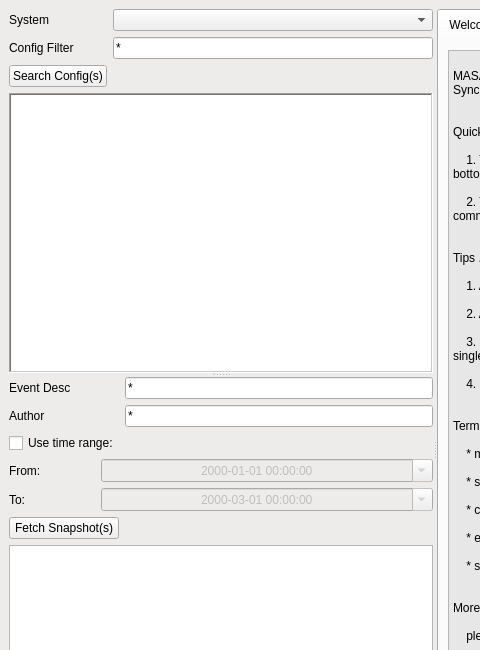
The window that python/masarclient/ui/ui_masar.ui (NSLS-II/masarUI) describes before a commit, drawn with Qt 5; both pictures show x 0 to 480 and y 0 to 650 of the 1296 by 919 pixel window.
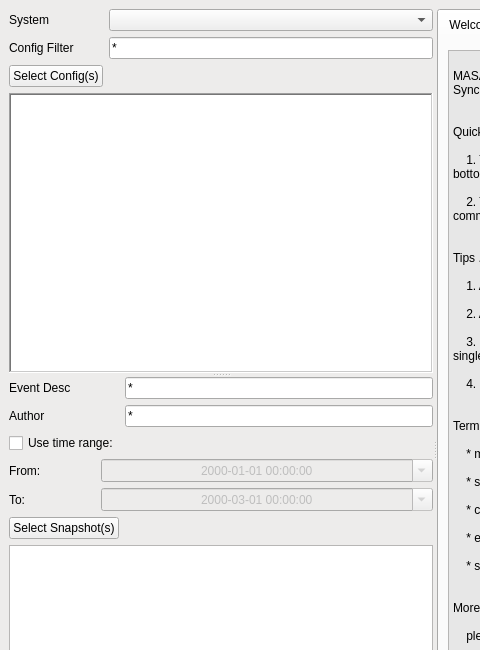
The same window after the commit. Icons and pictures are not drawn.

Commit message: minor changes on ui_masar.ui: fetch --> select

Diff of the .ui file:
```diff
--- a/python/masarclient/ui/ui_masar.ui
+++ b/python/masarclient/ui/ui_masar.ui
@@ -187,7 +187,7 @@
               <string>search pre-defined configurations</string>
              </property>
              <property name="text">
-              <string>Search Config(s)</string>
+              <string>Select Config(s)</string>
              </property>
             </widget>
            </item>
@@ -273,7 +273,7 @@
               <string>get a list of snapshot(s) or event(s)</string>
              </property>
              <property name="text">
-              <string>Fetch Snapshot(s)</string>
+              <string>Select Snapshot(s)</string>
              </property>
             </widget>
            </item>
```
Left out of the diff: 2 changed lines with no effect on the pictures. The commit also changes 1 other file.
